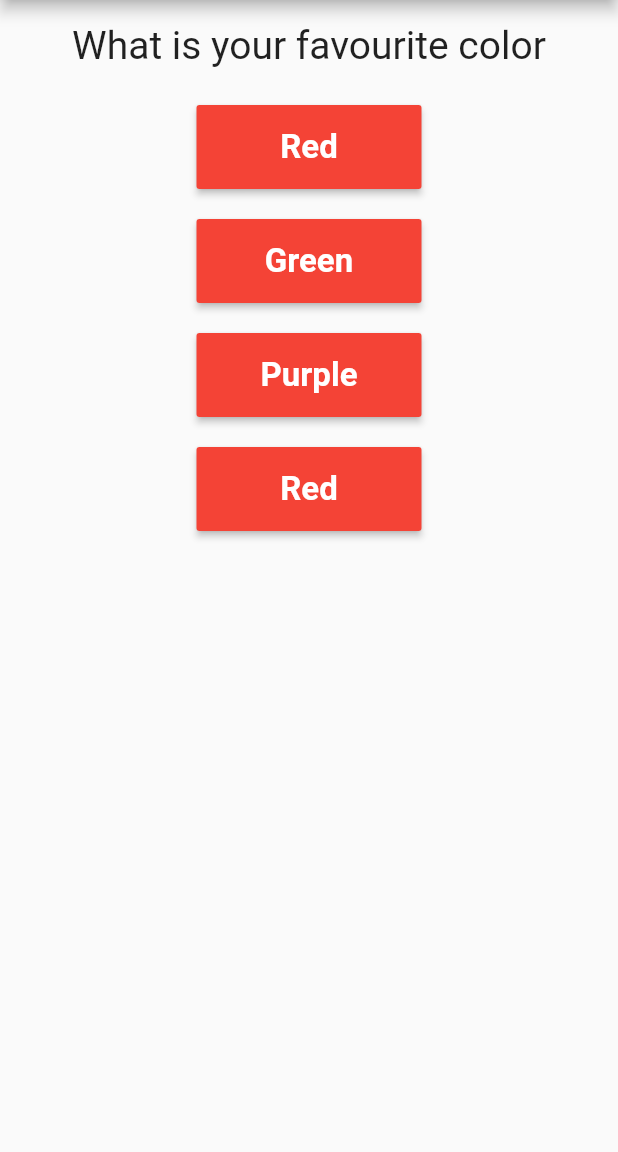
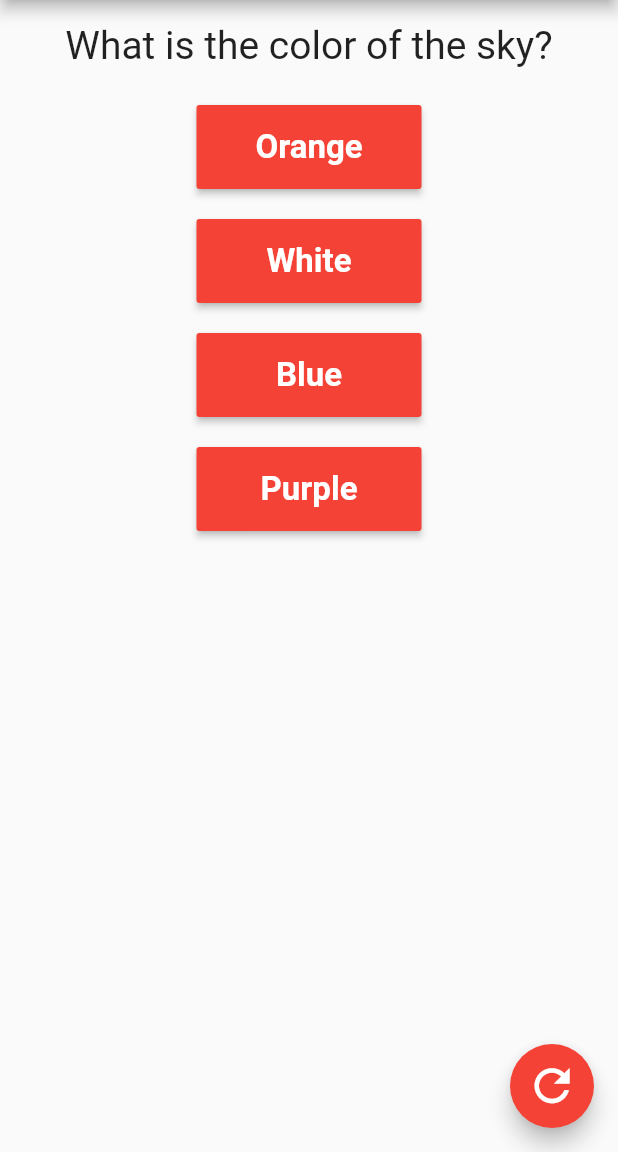
Before and after one commit to bhandarisaurav/flutter_quiz, a Flutter app: the screen it shows after launch, after a tap on "Red", on a phone screen of 412 x 824 dp, the part 84-1236 px from its top. Run offline on Flutter 3.47's test engine with Material 2 defaults, Android fonts, the phone set to English and light mode, and no system bars.

Commit message:
added Floating button and Quiz result

```diff
--- a/lib/main.dart
+++ b/lib/main.dart
@@ -1,4 +1,5 @@
 import 'package:flutter/material.dart';
+import 'package:flutter_quiz/QuizResult.dart';
 import 'package:flutter_quiz/answer.dart';
 import 'package:flutter_quiz/question.dart';
 
@@ -17,7 +18,7 @@ class HomePage extends StatefulWidget {
 class _HomePageState extends State<HomePage> {
   final questions = [
     {
-      "question": "What is your favourite color",
+      "question": "What is your favourite color?",
       "answers": ["Red", "Green", "Purple", "Red"]
     },
     {
@@ -29,15 +30,37 @@ class _HomePageState extends State<HomePage> {
       "answers": ["USA", "UK", "Nepal", "India"]
     }
   ];
+  var _quizResult = [];
   var _questionIndex = 0;
 
-  void _answerQuestion() {
-    print(_questionIndex);
-    print(questions[_questionIndex]);
+  void _answerQuestion(answer) {
+    if (_questionIndex < questions.length) {
+//      var currentQuestionAndAnswer = {
+//        "question": questions[_questionIndex]["question"],
+//        "answer": answer
+//      };
+      var currentQuestionAndAnswer = [
+        questions[_questionIndex]["question"],
+        answer
+      ];
       setState(() {
-      _questionIndex < questions.length - 1
-          ? _questionIndex++
-          : _questionIndex = 0;
+        _questionIndex++;
+      });
+      _quizResult.add(currentQuestionAndAnswer);
+    }
+//    print(_quizResult);
+  }
+
+  void _resetQuizIndex() {
+//    print("=====================================");
+//    var x = (_quizResult).map((result) {
+//      return("${result[0]} ==> ${result[1]}");
+//    }).toList();
+//    print(x);
+//    print("=====================================");
+    setState(() {
+      _questionIndex = 0;
+      _quizResult = [];
     });
   }
 
@@ -57,11 +80,13 @@ class _HomePageState extends State<HomePage> {
               size: 35,
             ),
             padding: EdgeInsets.only(right: 30),
-            onPressed: null,
+            onPressed: () {},
+            tooltip: "About Us",
           ),
         ],
       ),
-      body: Column(
+      body: _questionIndex <= questions.length - 1
+          ? Column(
               children: <Widget>[
                 Question(questions[_questionIndex]["question"]),
                 ...(questions[_questionIndex]["answers"] as List<String>)
@@ -69,6 +94,16 @@ class _HomePageState extends State<HomePage> {
                   return Answer(_answerQuestion, answer);
                 }).toList()
               ],
+            )
+          : QuizResult(_quizResult),
+      floatingActionButton: FloatingActionButton(
+        child: Icon(
+          Icons.refresh,
+          color: Colors.white,
+          size: 35,
+        ),
+        onPressed: _resetQuizIndex,
+        backgroundColor: Theme.of(context).primaryColor,
       ),
     );
   }
```
Lines whose indentation alone changed are shown as unchanged.
